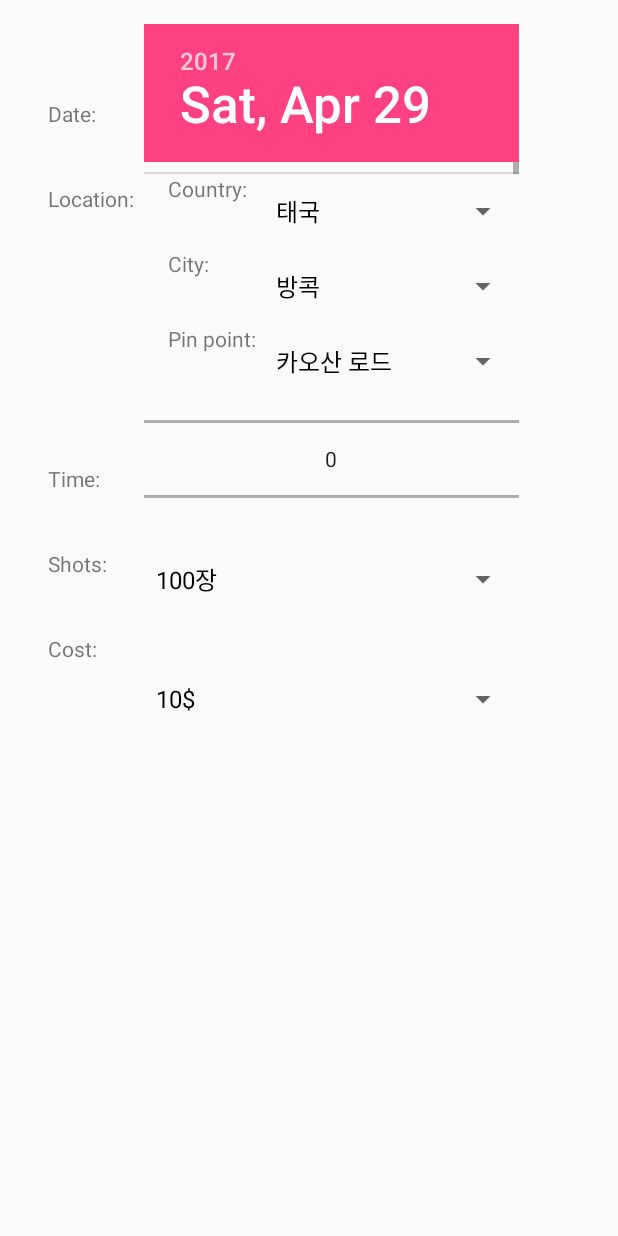
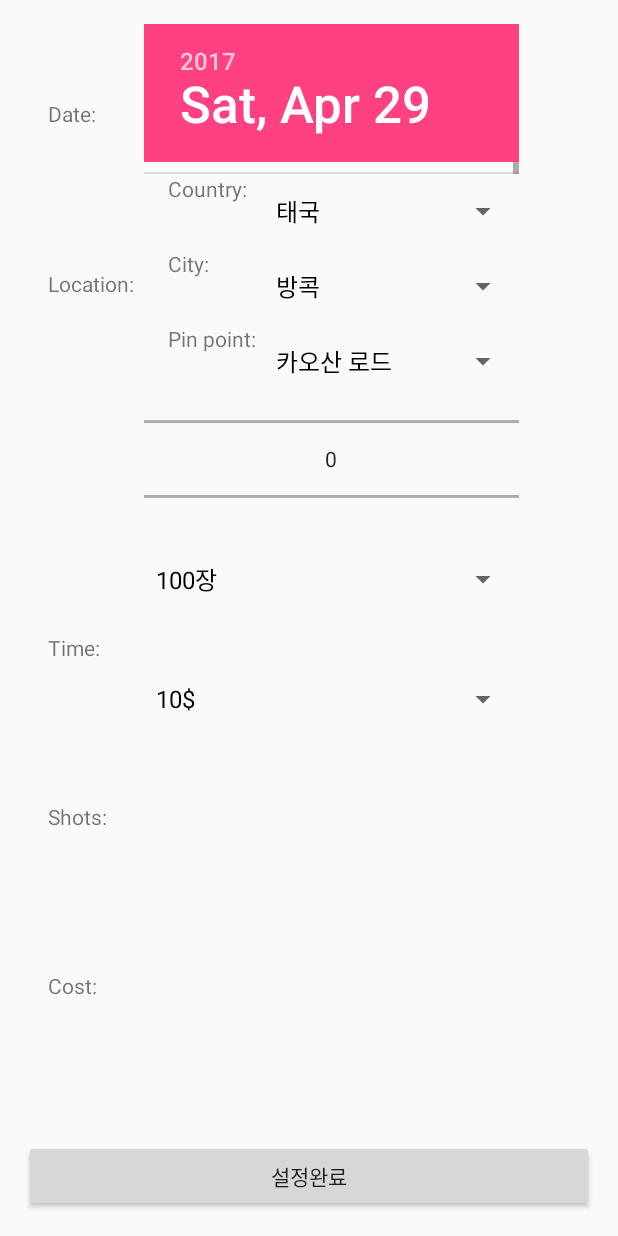
Before and after one commit to Curookie/startupwe-piccle, an Android app: the ReservationConditionSetting screen opened directly, with no data from a screen before it, on a phone screen of 412 x 824 dp. Run offline under Robolectric (Android 15) with nearby library versions, the phone set to English and light mode, and no system bars.

Commit message:
connect & button

```diff
--- a/app/src/main/AndroidManifest.xml
+++ b/app/src/main/AndroidManifest.xml
@@ -15,10 +15,10 @@
             </intent-filter>
         </activity>
         <activity android:name=".LoginActivity" />
-        <activity android:name=".StartActivity" ></activity>
+        <activity android:name=".StartActivity">
+        </activity>
         <activity android:name=".JoinActivity" />
         <activity android:name=".GiveRegisterActivity">
-
         </activity>
         <activity android:name=".MakingReservationActivity" />
         <activity android:name=".ConfirmingReservation"></activity>
--- a/app/src/main/java/piccle/startupwe/piccle/ReservationConditionSetting.java
+++ b/app/src/main/java/piccle/startupwe/piccle/ReservationConditionSetting.java
@@ -1,8 +1,11 @@
 package piccle.startupwe.piccle;
 
+import android.content.Intent;
 import android.support.v7.app.AppCompatActivity;
 import android.os.Bundle;
+import android.view.View;
 import android.widget.ArrayAdapter;
+import android.widget.Button;
 import android.widget.Spinner;
 import android.widget.Spinner;
 import android.app.DatePickerDialog;
@@ -13,6 +16,7 @@ import android.widget.Toast;
 
 public class ReservationConditionSetting extends AppCompatActivity {
     private Spinner shootSelection, countrySelection, citySelection, pinPointSelection, costSelection;
+    private Button BconditionSetting;
 
     @Override
     protected void onCreate(Bundle savedInstanceState) {
@@ -36,5 +40,14 @@ public class ReservationConditionSetting extends AppCompatActivity {
         citySelection.setAdapter(cityAdapter);
         pinPointSelection.setAdapter(pinPointAdapter);
         costSelection.setAdapter(costAdapter);
+
+        BconditionSetting = (Button) findViewById(R.id.conditionSettingButton);
+        BconditionSetting.setOnClickListener(new View.OnClickListener() {
+            @Override
+            public void onClick(View view) {
+                Intent intent = new Intent(ReservationConditionSetting.this, ShowGiverListActivity.class);
+                startActivity(intent);
+            }
+        });
     }
 }
--- a/app/src/main/res/layout/activity_condition_setting.xml
+++ b/app/src/main/res/layout/activity_condition_setting.xml
@@ -1,5 +1,5 @@
 <?xml version="1.0" encoding="utf-8"?>
-<android.support.constraint.ConstraintLayout xmlns:android="http://schemas.android.com/apk/res/android"
+<LinearLayout xmlns:android="http://schemas.android.com/apk/res/android"
     xmlns:app="http://schemas.android.com/apk/res-auto"
     xmlns:tools="http://schemas.android.com/tools"
     android:layout_width="match_parent"
@@ -29,7 +29,6 @@
                 android:layout_marginLeft="16dp"
                 android:inputType="textCapCharacters|textPersonName"
                 android:ems="10"
-                android:id="@+id/editText"
                 android:layout_weight="1"
                 android:text="Date: "
                 android:singleLine="true" />
@@ -40,7 +39,6 @@
                 android:layout_marginLeft="16dp"
                 android:inputType="textCapCharacters|textPersonName"
                 android:ems="10"
-                android:id="@+id/editText"
                 android:layout_weight="1"
                 android:text="Location: "
                 android:singleLine="true" />
@@ -51,7 +49,6 @@
                 android:layout_marginLeft="16dp"
                 android:inputType="textCapCharacters|textPersonName"
                 android:ems="10"
-                android:id="@+id/editText"
                 android:layout_weight="1"
                 android:text="Time: "
                 android:singleLine="true" />
@@ -62,7 +59,6 @@
                 android:layout_marginLeft="16dp"
                 android:inputType="textCapCharacters|textPersonName"
                 android:ems="10"
-                android:id="@+id/editText"
                 android:layout_weight="1"
                 android:text="Shots: "
                 android:singleLine="true" />
@@ -73,7 +69,6 @@
                 android:layout_marginLeft="16dp"
                 android:inputType="textCapCharacters|textPersonName"
                 android:ems="10"
-                android:id="@+id/editText"
                 android:layout_weight="1"
                 android:text="Cost: "
                 android:singleLine="true" />
@@ -104,7 +99,6 @@
                         android:layout_width="match_parent"
                         android:layout_height="50dp"
                         android:layout_marginLeft="16dp"
-                        android:id="@+id/editText"
                         android:layout_weight="1"
                         android:text="Country: "
                         android:singleLine="true" />
@@ -113,7 +107,6 @@
                         android:layout_width="match_parent"
                         android:layout_height="50dp"
                         android:layout_marginLeft="16dp"
-                        android:id="@+id/editText"
                         android:layout_weight="1"
                         android:text="City: "
                         android:singleLine="true" />
@@ -122,7 +115,6 @@
                         android:layout_width="match_parent"
                         android:layout_height="50dp"
                         android:layout_marginLeft="16dp"
-                        android:id="@+id/editText"
                         android:layout_weight="1"
                         android:text="Pin point: "
                         android:singleLine="true" />
@@ -162,10 +154,17 @@
                 android:layout_width="250dp"
                 android:layout_height="80dp"
                 android:id="@+id/costSpinner"/>
+
         </LinearLayout>
+
+
     </LinearLayout>
 
+     <Button
+         android:text="설정완료"
 
+         android:id="@+id/conditionSettingButton"
+         android:layout_width="match_parent"
+         android:layout_height="wrap_content" />
 
-
-</android.support.constraint.ConstraintLayout>
+</LinearLayout>
--- a/app/src/main/res/layout/activity_start.xml
+++ b/app/src/main/res/layout/activity_start.xml
@@ -25,7 +25,7 @@
 
             <ImageView
                 android:layout_width="360dp"
-                app:srcCompat="@mipmap/img_give"
+                android:background="@mipmap/img_give"
                 android:id="@+id/btnGive"
                 android:layout_height="270dp"
                 android:layout_gravity="center"/>
@@ -57,7 +57,7 @@
             <ImageView
                 android:layout_width="360dp"
                 android:layout_height="270dp"
-                app:srcCompat="@mipmap/img_take"
+                android:background="@mipmap/img_take"
                 android:id="@+id/btnTake"
                 android:layout_gravity="center"
                 />
--- a/app/src/main/res/layout/activity_take_mypage.xml
+++ b/app/src/main/res/layout/activity_take_mypage.xml
@@ -70,6 +70,7 @@
         android:layout_height="wrap_content" />
 
     <Button
+        android:id="@+id/ask"
         android:layout_alignParentRight="true"
         android:layout_alignParentBottom="true"
         android:text="신청하기"
```
Also changed, not shown: app/src/main/java/piccle/startupwe/piccle/TakeMypageActivity.java (+15 -0 lines), app/src/main/res/drawable/img_main01.png (deleted), app/src/main/res/drawable/img_main02.jpg (deleted), app/src/main/res/drawable/img_main04.jpg (deleted), app/src/main/res/drawable/img_main06.jpg (deleted), 2 other files.
